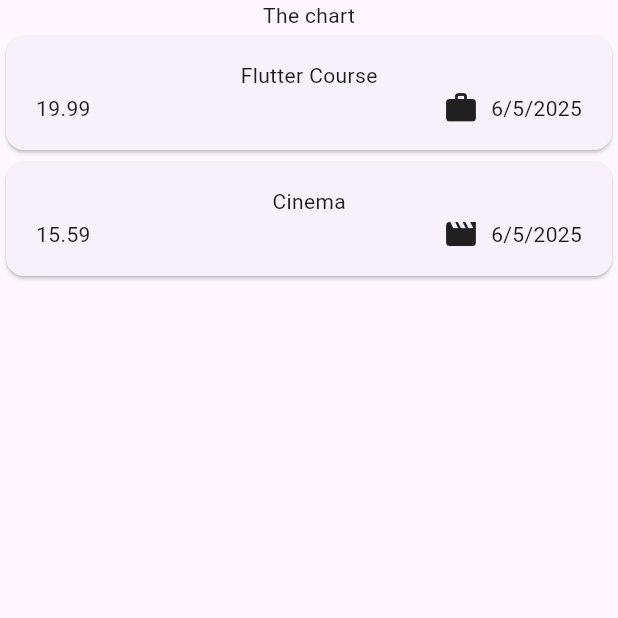
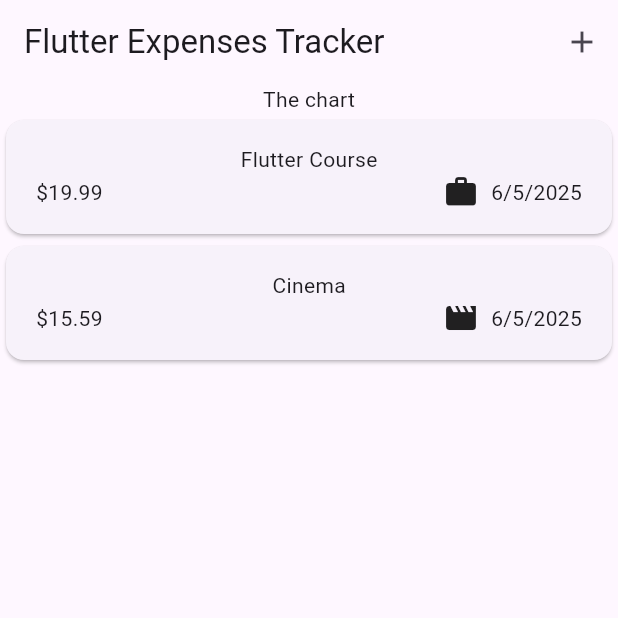
Before and after one commit to tddang4103/expense_tracker, a Flutter app: the screen it shows after launch, on a phone screen of 412 x 824 dp, the top half of it. Run offline on Flutter 3.47's test engine with Material 3 defaults, Android fonts, the phone set to English and light mode, and no system bars.

```diff
--- a/lib/expenses.dart
+++ b/lib/expenses.dart
@@ -1,3 +1,4 @@
+import 'package:expense_tracker/new_expense.dart';
 import 'package:expense_tracker/widgets/expenses_list/expenses_list.dart';
 import 'package:expense_tracker/models/expense.dart';
 import 'package:flutter/material.dart';
@@ -10,7 +11,7 @@ class Expenses extends StatefulWidget {
 }
 
 class _ExpensesState extends State<Expenses> {
-  final List<Expense> _registedExpenses = [
+  final List<Expense> _registeredExpenses = [
     Expense(
       title: 'Flutter Course',
       amount: 19.99,
@@ -25,13 +26,23 @@ class _ExpensesState extends State<Expenses> {
     ),
   ];
 
+  void _openAddExpenseOverlay() {
+    showModalBottomSheet(context: context, builder: (ctx) => NewExpense());
+  }
+
   @override
   Widget build(BuildContext context) {
     return Scaffold(
+      appBar: AppBar(
+        title: Text('Flutter Expenses Tracker'),
+        actions: [
+          IconButton(onPressed: _openAddExpenseOverlay, icon: Icon(Icons.add)),
+        ],
+      ),
       body: Column(
         children: [
           Text('The chart'),
-          Expanded(child: ExpensesList(expensesList: _registedExpenses)),
+          Expanded(child: ExpensesList(expensesList: _registeredExpenses)),
         ],
       ),
     );
--- a/lib/widgets/expenses_list/expenses_item.dart
+++ b/lib/widgets/expenses_list/expenses_item.dart
@@ -16,7 +16,7 @@ class ExpensesItem extends StatelessWidget {
             Text(expensesItem.title),
             Row(
               children: [
-                Text(expensesItem.amount.toStringAsFixed(2)),
+                Text('\$${expensesItem.amount.toStringAsFixed(2)}'),
                 const Spacer(),
                 Row(
                   children: [
```
Also changed, not shown: lib/new_expense.dart (added, +94 -0 lines).
